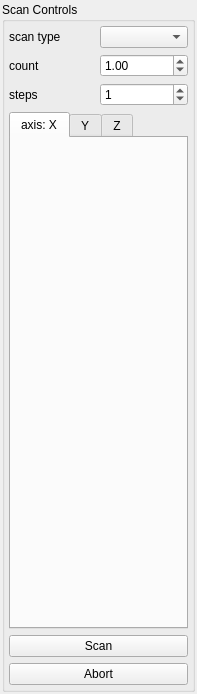
Qt form spectromicroscopy/smpgui/ui_scancontrols.ui (praxes/praxes) before a commit.
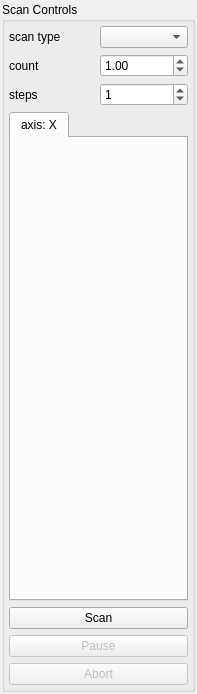
The same form after that commit.

Commit message: [svn] scan pause, resume, and abort now working. abort motor move working enable/disable scan/pause/resume/abort widgets working

```diff
--- a/spectromicroscopy/smpgui/ui_scancontrols.ui
+++ b/spectromicroscopy/smpgui/ui_scancontrols.ui
@@ -135,16 +135,6 @@
           <string>axis: X</string>
          </attribute>
         </widget>
-        <widget class="QWidget" name="yAxisTab" >
-         <attribute name="title" >
-          <string>Y</string>
-         </attribute>
-        </widget>
-        <widget class="QWidget" name="zAxisTab" >
-         <attribute name="title" >
-          <string>Z</string>
-         </attribute>
-        </widget>
        </widget>
       </item>
       <item>
@@ -154,8 +144,27 @@
         </property>
        </widget>
       </item>
+      <item>
+       <widget class="QPushButton" name="pauseButton" >
+        <property name="enabled" >
+         <bool>false</bool>
+        </property>
+        <property name="text" >
+         <string>Pause</string>
+        </property>
+       </widget>
+      </item>
       <item>
        <widget class="QPushButton" name="abortButton" >
+        <property name="enabled" >
+         <bool>false</bool>
+        </property>
+        <property name="sizePolicy" >
+         <sizepolicy vsizetype="Fixed" hsizetype="Preferred" >
+          <horstretch>0</horstretch>
+          <verstretch>0</verstretch>
+         </sizepolicy>
+        </property>
         <property name="text" >
          <string>Abort</string>
         </property>
```
The commit also changes 5 other files.
